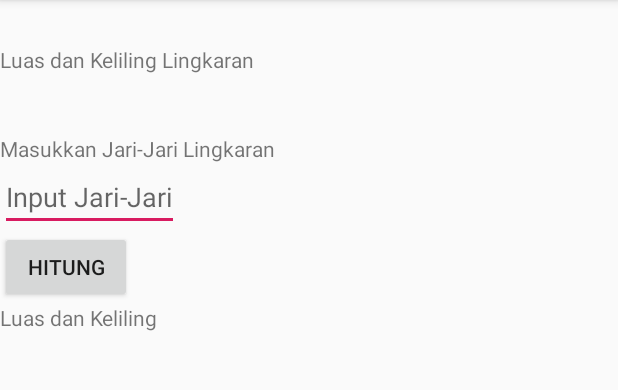
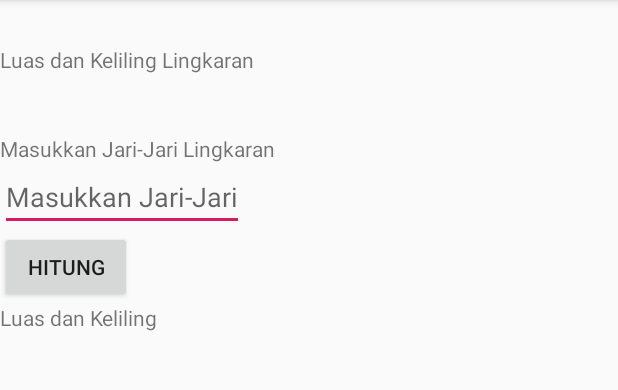
Before and after one commit to zaidanabhi/kelompok-8-pbo, an Android app: the LingkaranActivity screen opened directly, with no data from a screen before it, on a phone screen of 412 x 824 dp, the part 84-474 px from its top. Run offline under Robolectric (Android 15) with nearby library versions, the phone set to English and light mode, and no system bars.

Commit message:
mengubah hint dari input menjadi masukkan

```diff
--- a/app/src/main/res/layout/activity_lingkaran.xml
+++ b/app/src/main/res/layout/activity_lingkaran.xml
@@ -22,7 +22,7 @@
     <EditText
         android:layout_width="wrap_content"
         android:layout_height="wrap_content"
-        android:hint="Input Jari-Jari"
+        android:hint="Masukkan Jari-Jari"
         android:id="@+id/jari2"/>
 
     <Button
```
